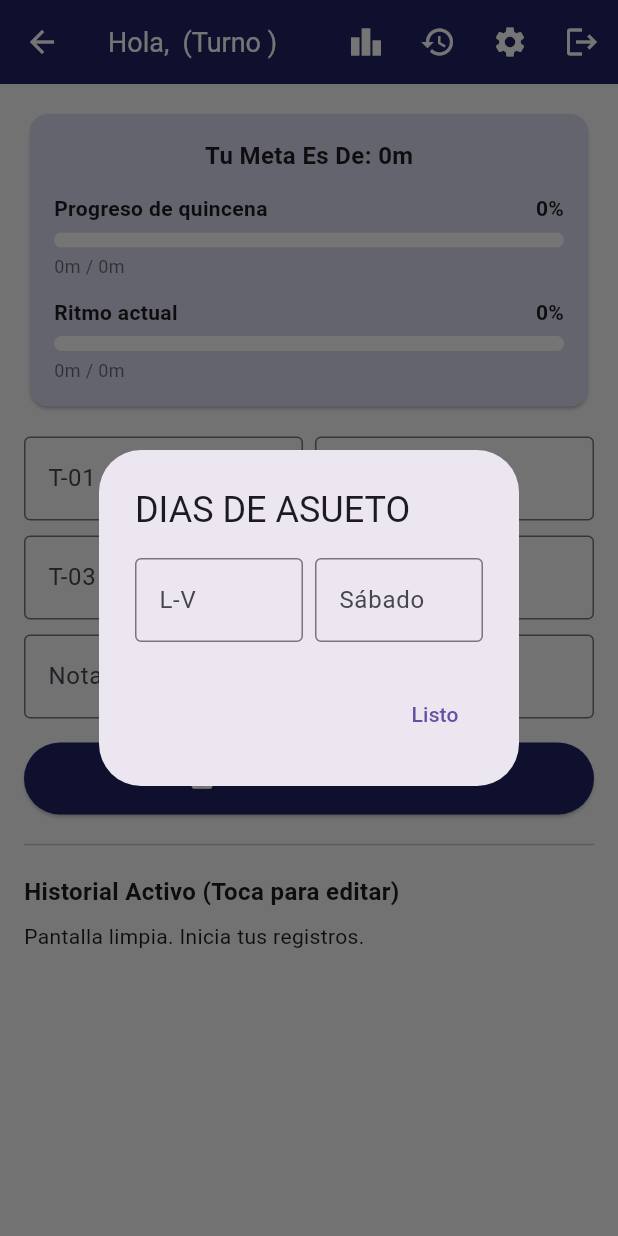
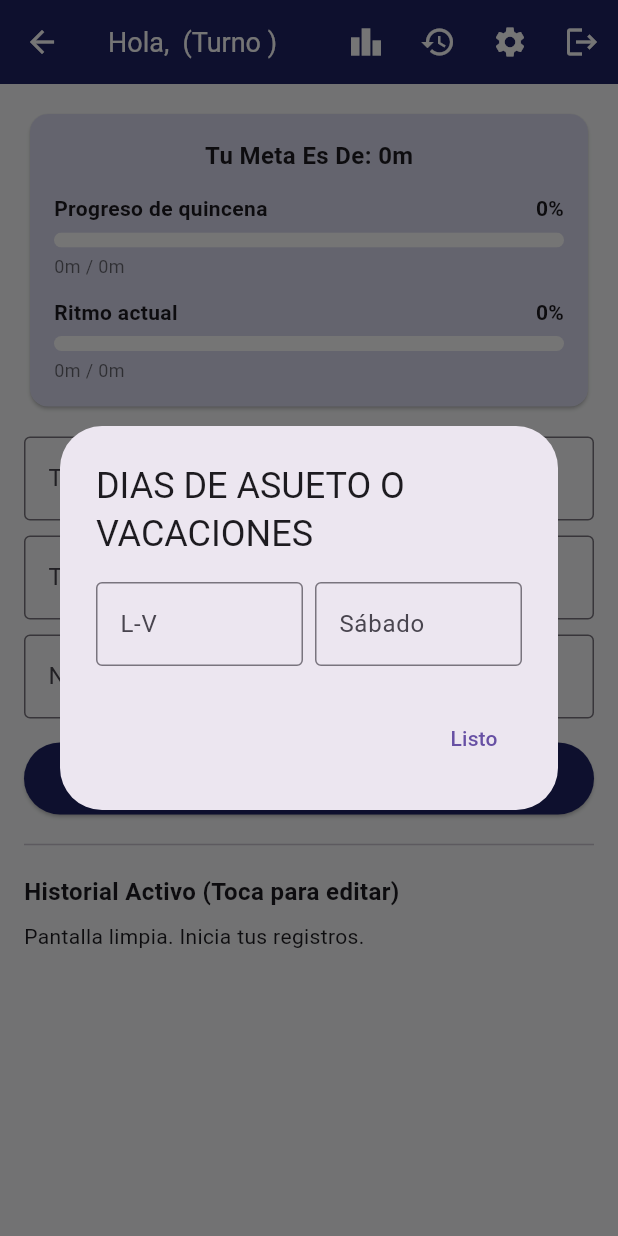
Before and after one commit to Rigodonin/GoldenMobile, a Flutter app: the OperadorScreen screen opened by its route, after a tap on the "settings" icon, on a phone screen of 412 x 824 dp. Run offline on Flutter 3.47's test engine with Material 3 defaults, Android fonts, the phone set to English and light mode, and no system bars; our stand-ins replace supabase_flutter; accounts and stored records are empty.

Commit message:
modificacion de espacios de registro de metros

```diff
--- a/lib/screens/operador_screen.dart
+++ b/lib/screens/operador_screen.dart
@@ -541,7 +541,7 @@ class _OperadorScreenState extends State<OperadorScreen> {
       context: context,
       builder: (dialogContext) {
         return AlertDialog(
-          title: const Text('DIAS DE ASUETO'),
+          title: const Text('DIAS DE ASUETO O VACACIONES'),
           content: _buildCamposDiasLaborales(),
           actions: [
             TextButton(
@@ -779,7 +779,7 @@ class _OperadorScreenState extends State<OperadorScreen> {
       return TextFormField(
         initialValue: _diasLVManuales?.toString() ?? '',
         decoration: const InputDecoration(
-          labelText: 'Días de asueto totales',
+          labelText: 'Dias de asueto o vacaciones totales',
           border: OutlineInputBorder(),
         ),
         keyboardType: TextInputType.number,
@@ -953,7 +953,7 @@ class _OperadorScreenState extends State<OperadorScreen> {
                   child: TextField(
                     controller: _telarControllers[0],
                     decoration: const InputDecoration(
-                      labelText: 'T-01 (m)',
+                      labelText: 'Telar #1 (m)',
                       border: OutlineInputBorder(),
                     ),
                     keyboardType: TextInputType.number,
@@ -964,7 +964,7 @@ class _OperadorScreenState extends State<OperadorScreen> {
                   child: TextField(
                     controller: _telarControllers[1],
                     decoration: const InputDecoration(
-                      labelText: 'T-02 (m)',
+                      labelText: 'Telar #2 (m)',
                       border: OutlineInputBorder(),
                     ),
                     keyboardType: TextInputType.number,
@@ -979,7 +979,7 @@ class _OperadorScreenState extends State<OperadorScreen> {
                   child: TextField(
                     controller: _telarControllers[2],
                     decoration: const InputDecoration(
-                      labelText: 'T-03 (m)',
+                      labelText: 'Telar #3 (m)',
                       border: OutlineInputBorder(),
                     ),
                     keyboardType: TextInputType.number,
@@ -990,7 +990,7 @@ class _OperadorScreenState extends State<OperadorScreen> {
                   child: TextField(
                     controller: _telarControllers[3],
                     decoration: const InputDecoration(
-                      labelText: 'T-04 (m)',
+                      labelText: 'Telar #4 (m)',
                       border: OutlineInputBorder(),
                     ),
                     keyboardType: TextInputType.number,
@@ -1015,7 +1015,7 @@ class _OperadorScreenState extends State<OperadorScreen> {
                 icon: const Icon(Icons.save),
                 label: Text(
                   _idRegistroEditando == null
-                      ? 'Guardar Producción'
+                      ? 'Guardar Producción del Día'
                       : 'Actualizar Registro',
                 ),
                 style: ElevatedButton.styleFrom(
--- a/pubspec.yaml
+++ b/pubspec.yaml
@@ -1,5 +1,5 @@
-name: produccion_app
-description: "A new Flutter project."
+name: GoldenMobile
+description: "Aplicación móvil para la gestión de operaciones en Golden"
 # The following line prevents the package from being accidentally published to
 # pub.dev using `flutter pub publish`. This is preferred for private packages.
 publish_to: 'none' # Remove this line if you wish to publish to pub.dev
```
Also changed, not shown: 5 other files.
